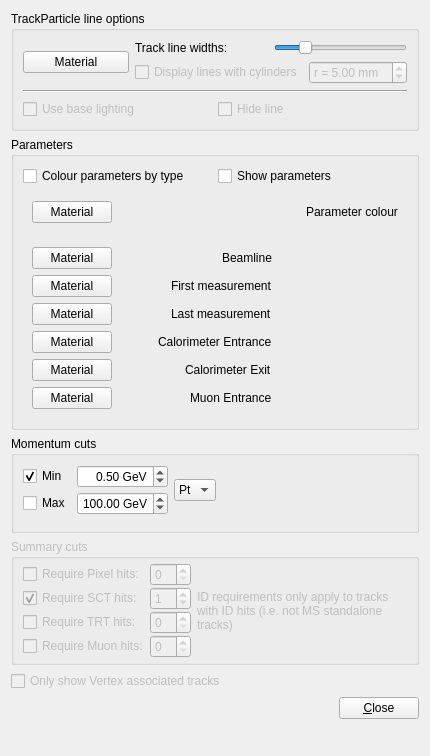
The window that graphics/VP1/VP1Systems/VP1AODSystems/src/pertrackparticlecollectionsettings_form.ui (rolandjansky/athena) describes before a commit, drawn with Qt 5.
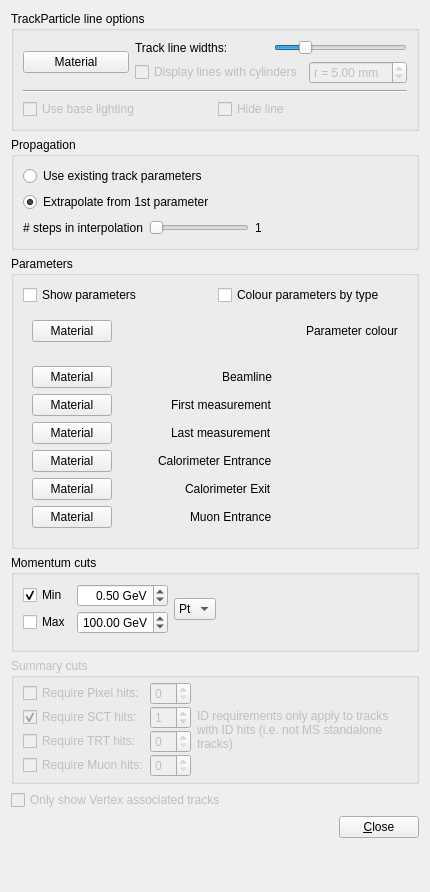
The same window after the commit. Custom widgets are drawn as their Qt base class.

```diff
--- a/graphics/VP1/VP1Systems/VP1AODSystems/src/pertrackparticlecollectionsettings_form.ui
+++ b/graphics/VP1/VP1Systems/VP1AODSystems/src/pertrackparticlecollectionsettings_form.ui
@@ -7,7 +7,7 @@
     <x>0</x>
     <y>0</y>
     <width>430</width>
-    <height>756</height>
+    <height>892</height>
    </rect>
   </property>
   <property name="windowTitle">
@@ -150,6 +150,104 @@
      </layout>
     </widget>
    </item>
+   <item>
+    <widget class="QGroupBox" name="groupBox_2">
+     <property name="title">
+      <string>Propagation</string>
+     </property>
+     <layout class="QVBoxLayout" name="verticalLayout_9">
+      <item>
+       <layout class="QVBoxLayout" name="verticalLayout_8">
+        <item>
+         <widget class="QRadioButton" name="radioButton_existingParameters">
+          <property name="enabled">
+           <bool>true</bool>
+          </property>
+          <property name="toolTip">
+           <string>Try to use a simpler method to draw tracks</string>
+          </property>
+          <property name="text">
+           <string>Use existing track parameters  </string>
+          </property>
+         </widget>
+        </item>
+        <item>
+         <widget class="QRadioButton" name="radioButton_extrapolate">
+          <property name="text">
+           <string>Extrapolate from 1st parameter</string>
+          </property>
+          <property name="checked">
+           <bool>true</bool>
+          </property>
+         </widget>
+        </item>
+       </layout>
+      </item>
+      <item>
+       <layout class="QHBoxLayout" name="horizontalLayout_17">
+        <item>
+         <widget class="QLabel" name="label_2">
+          <property name="text">
+           <string># steps in interpolation</string>
+          </property>
+         </widget>
+        </item>
+        <item>
+         <widget class="QSlider" name="horizontalSlider_numBezierSteps">
+          <property name="sizePolicy">
+           <sizepolicy hsizetype="Preferred" vsizetype="Fixed">
+            <horstretch>0</horstretch>
+            <verstretch>0</verstretch>
+           </sizepolicy>
+          </property>
+          <property name="minimumSize">
+           <size>
+            <width>100</width>
+            <height>0</height>
+           </size>
+          </property>
+          <property name="minimum">
+           <number>1</number>
+          </property>
+          <property name="maximum">
+           <number>10</number>
+          </property>
+          <property name="singleStep">
+           <number>1</number>
+          </property>
+          <property name="value">
+           <number>1</number>
+          </property>
+          <property name="orientation">
+           <enum>Qt::Horizontal</enum>
+          </property>
+         </widget>
+        </item>
+        <item>
+         <widget class="QLabel" name="label_numBezierSteps">
+          <property name="text">
+           <string>1</string>
+          </property>
+         </widget>
+        </item>
+        <item>
+         <spacer name="horizontalSpacer_11">
+          <property name="orientation">
+           <enum>Qt::Horizontal</enum>
+          </property>
+          <property name="sizeHint" stdset="0">
+           <size>
+            <width>40</width>
+            <height>20</height>
+           </size>
+          </property>
+         </spacer>
+        </item>
+       </layout>
+      </item>
+     </layout>
+    </widget>
+   </item>
    <item>
     <widget class="QGroupBox" name="groupBox">
      <property name="title">
@@ -158,13 +256,6 @@
      <layout class="QVBoxLayout" name="verticalLayout_6">
       <item>
        <layout class="QHBoxLayout" name="horizontalLayout_14">
-        <item>
-         <widget class="QCheckBox" name="checkBox_parameters_colourByType">
-          <property name="text">
-           <string>Colour parameters by type</string>
-          </property>
-         </widget>
-        </item>
         <item>
          <widget class="QCheckBox" name="checkBox_showparameters">
           <property name="text">
@@ -172,6 +263,13 @@
           </property>
          </widget>
         </item>
+        <item>
+         <widget class="QCheckBox" name="checkBox_parameters_colourByType">
+          <property name="text">
+           <string>Colour parameters by type</string>
+          </property>
+         </widget>
+        </item>
        </layout>
       </item>
       <item>
```
Left out of the diff: 48 changed lines with no effect on the pictures.
